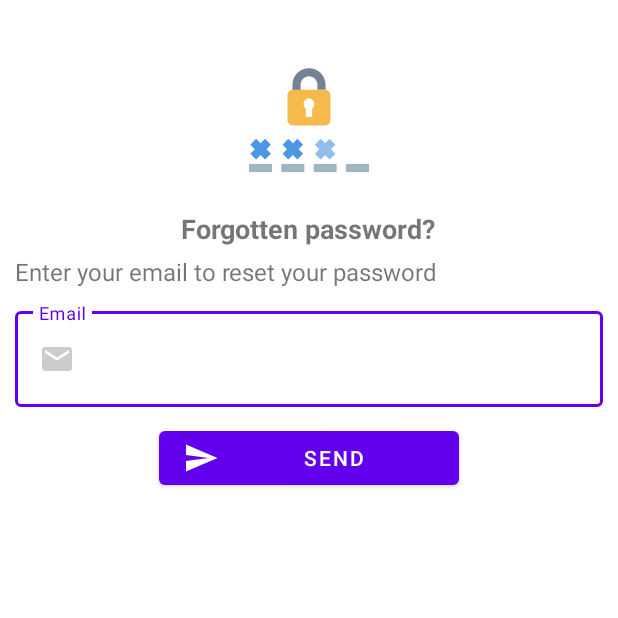
After one commit to Peter-98/ChatKotlin, an Android app: the ForgetPasswordActivity screen opened directly, with no data from a screen before it, on a phone screen of 412 x 824 dp, the top half of it. The commit adds this screen. Run offline under Robolectric (Android 15) with nearby library versions, the phone set to English and light mode, and no system bars; our stand-ins replace Firebase (no records; nobody signed in at launch, a user with empty details on screens opened directly).

Commit message:
olvidar contraseña firebase

```diff
--- /dev/null
+++ b/app/src/main/java/com/pedmar/chatkotlin/ForgetPasswordActivity.kt
@@ -0,0 +1,87 @@
+package com.pedmar.chatkotlin
+
+import android.app.ProgressDialog
+import android.content.Intent
+import androidx.appcompat.app.AppCompatActivity
+import android.os.Bundle
+import android.util.Patterns
+import android.widget.EditText
+import android.widget.Toast
+import com.google.android.material.button.MaterialButton
+import com.google.firebase.auth.FirebaseAuth
+
+class ForgetPasswordActivity : AppCompatActivity() {
+
+    private lateinit var etEmail : EditText
+    private lateinit var btnSendEmail : MaterialButton
+    private lateinit var firebaseAuth: FirebaseAuth
+    private lateinit var progressDialog : ProgressDialog
+
+    private var email = ""
+
+    override fun onCreate(savedInstanceState: Bundle?) {
+        super.onCreate(savedInstanceState)
+        setContentView(R.layout.activity_forget_password)
+        initializeViews()
+
+        btnSendEmail.setOnClickListener {
+            checkInformacion()
+        }
+    }
+
+
+    private fun initializeViews(){
+        etEmail = findViewById(R.id.L_Et_email)
+        btnSendEmail = findViewById(R.id.Btn_send_email)
+        firebaseAuth = FirebaseAuth.getInstance()
+
+        //Configuramos el progressDialog
+        progressDialog = ProgressDialog(this)
+        progressDialog.setTitle("Please wait")
+        progressDialog.setCanceledOnTouchOutside(false)
+    }
+
+    private fun checkInformacion() {
+        //Obtener el email
+        email = etEmail.text.toString().trim()
+        if (email.isEmpty()){
+            Toast.makeText(applicationContext, "Enter your email", Toast.LENGTH_SHORT).show()
+        }else if (!Patterns.EMAIL_ADDRESS.matcher(email).matches()){
+            Toast.makeText(applicationContext, "Invalid email", Toast.LENGTH_SHORT).show()
+        }else{
+            recoverPassword()
+        }
+
+    }
+
+    private fun recoverPassword() {
+        progressDialog.setMessage("Sending password reset instructions to email $email")
+        progressDialog.show()
+
+        firebaseAuth.sendPasswordResetEmail(email)
+            .addOnSuccessListener {
+                startActivity(Intent(this, LoginActivity::class.java))
+                finish()
+                progressDialog.dismiss()
+            }
+            .addOnFailureListener {
+                progressDialog.dismiss()
+            }
+    }
+
+
+
+
+
+
+
+
+
+
+
+
+
+
+
+
+}
--- a/app/src/main/java/com/pedmar/chatkotlin/LoginActivity.kt
+++ b/app/src/main/java/com/pedmar/chatkotlin/LoginActivity.kt
@@ -18,11 +18,16 @@ class LoginActivity : AppCompatActivity() {
     private lateinit var auth : FirebaseAuth
     private lateinit var TXT_ir_sign_up : TextView
     private lateinit var progressDialog : ProgressDialog
+    private lateinit var forgetPassword : TextView
     override fun onCreate(savedInstanceState: Bundle?) {
         super.onCreate(savedInstanceState)
         setContentView(R.layout.activity_login)
         //supportActionBar!!.title = "Login"
         InicializarVariables()
+
+        forgetPassword.setOnClickListener{
+            startActivity(Intent(this@LoginActivity, ForgetPasswordActivity::class.java))
+        }
 
         Btn_login.setOnClickListener{
             ValidarDatos()
@@ -43,6 +48,7 @@ class LoginActivity : AppCompatActivity() {
         progressDialog = ProgressDialog(this)
         progressDialog.setTitle("Logging in...")
         progressDialog.setCanceledOnTouchOutside(false)
+        forgetPassword = findViewById(R.id.L_forget_password)
     }
 
     private fun ValidarDatos() {
--- /dev/null
+++ b/app/src/main/res/drawable/ic_send_email.xml
@@ -0,0 +1,5 @@
+<vector android:autoMirrored="true" android:height="24dp"
+    android:tint="#CCCCCC" android:viewportHeight="24"
+    android:viewportWidth="24" android:width="24dp" xmlns:android="http://schemas.android.com/apk/res/android">
+    <path android:fillColor="@android:color/white" android:pathData="M2.01,21L23,12 2.01,3 2,10l15,2 -15,2z"/>
+</vector>
--- /dev/null
+++ b/app/src/main/res/layout/activity_forget_password.xml
@@ -0,0 +1,66 @@
+<?xml version="1.0" encoding="utf-8"?>
+<androidx.appcompat.widget.LinearLayoutCompat
+    xmlns:android="http://schemas.android.com/apk/res/android"
+    xmlns:app="http://schemas.android.com/apk/res-auto"
+    xmlns:tools="http://schemas.android.com/tools"
+    android:layout_width="match_parent"
+    android:layout_height="match_parent"
+    android:orientation="vertical"
+    android:padding="10dp"
+    tools:context=".ForgetPasswordActivity">
+
+    <com.airbnb.lottie.LottieAnimationView
+        android:layout_width="120dp"
+        android:layout_height="120dp"
+        app:lottie_fileName="password.json"
+        app:lottie_imageAssetsFolder="assets"
+        android:layout_gravity="center"
+        android:layout_marginTop="10dp"
+        app:lottie_loop="true"
+        app:lottie_autoPlay="true"/>
+
+    <TextView
+        android:text="@string/L_forget_password"
+        android:layout_gravity="center"
+        android:textSize="18sp"
+        android:textStyle="bold"
+        android:layout_width="wrap_content"
+        android:layout_height="wrap_content"/>
+
+    <TextView
+        android:text="@string/L_instructions"
+        android:textSize="16sp"
+        android:layout_marginTop="5dp"
+        android:layout_width="wrap_content"
+        android:layout_height="wrap_content"/>
+
+
+    <!--Email-->
+    <com.google.android.material.textfield.TextInputLayout
+        android:layout_width="match_parent"
+        android:layout_height="wrap_content"
+        android:layout_marginTop="10dp"
+        style="@style/Widget.MaterialComponents.TextInputLayout.OutlinedBox">
+
+        <EditText
+            android:id="@+id/L_Et_email"
+            android:hint="@string/L_Et_email"
+            android:inputType="textEmailAddress"
+            android:drawableStart="@drawable/ic_email"
+            android:padding="20dp"
+            android:drawablePadding="10dp"
+            android:layout_width="match_parent"
+            android:layout_height="wrap_content"/>
+
+    </com.google.android.material.textfield.TextInputLayout>
+
+    <com.google.android.material.button.MaterialButton
+        android:id="@+id/Btn_send_email"
+        android:text="@string/Btn_send_email"
+        app:icon="@drawable/ic_send_email"
+        android:layout_gravity="center"
+        android:layout_marginTop="10dp"
+        android:layout_width="200dp"
+        android:layout_height="wrap_content"/>
+
+</androidx.appcompat.widget.LinearLayoutCompat>
--- a/app/src/main/res/values/strings.xml
+++ b/app/src/main/res/values/strings.xml
@@ -25,6 +25,10 @@
     <string name="Btn_login">Log in</string>
     <string name="TXT_no_account">You do not have an account?</string>
     <string name="TXT_ir_sign_up">Sign up</string>
+    <string name="L_forget_password">Forgotten password?</string>
+    <string name="L_instructions">Enter your email to reset your password</string>ç
+    <string name="Btn_send_email">Send</string>
+
 
     <string name="username">Username</string>
 
```
Also changed, not shown: app/src/main/AndroidManifest.xml (+10 -8 lines), app/src/main/assets/password.json (added, +1 -0 lines), app/src/main/java/com/pedmar/chatkotlin/profile/VisitedProfileActivity.kt (+41 -0 lines), app/src/main/res/layout/activity_login.xml (+11 -0 lines).
